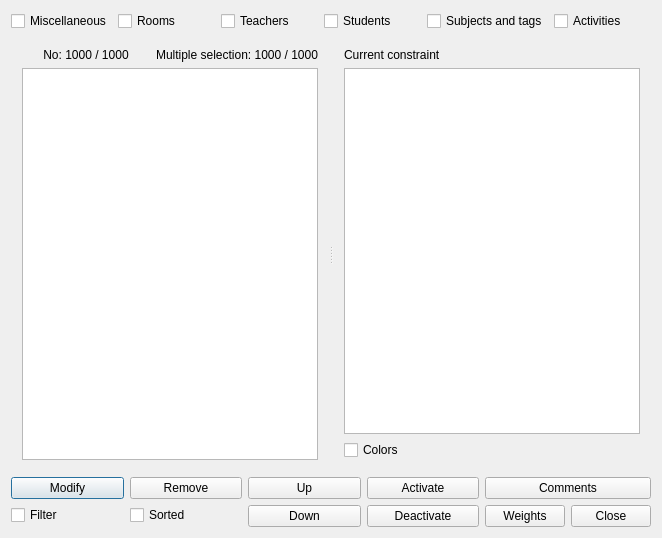
Above: fet/src/interface/allspaceconstraintsform_template.ui from vonmecheln/fet before the change. Below: the same form after it.
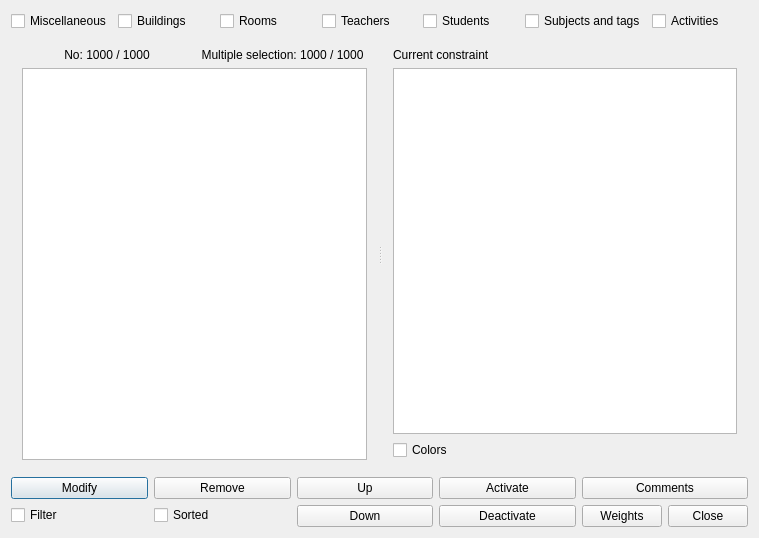
That is the form after the change.

Patch:
```diff
--- a/fet/src/interface/allspaceconstraintsform_template.ui
+++ b/fet/src/interface/allspaceconstraintsform_template.ui
@@ -6,7 +6,7 @@
    <rect>
     <x>0</x>
     <y>0</y>
-    <width>662</width>
+    <width>759</width>
     <height>538</height>
    </rect>
   </property>
@@ -23,6 +23,13 @@
        </property>
       </widget>
      </item>
+     <item>
+      <widget class="QCheckBox" name="buildingsCheckBox">
+       <property name="text">
+        <string>Buildings</string>
+       </property>
+      </widget>
+     </item>
      <item>
       <widget class="QCheckBox" name="roomsCheckBox">
        <property name="text">
```
